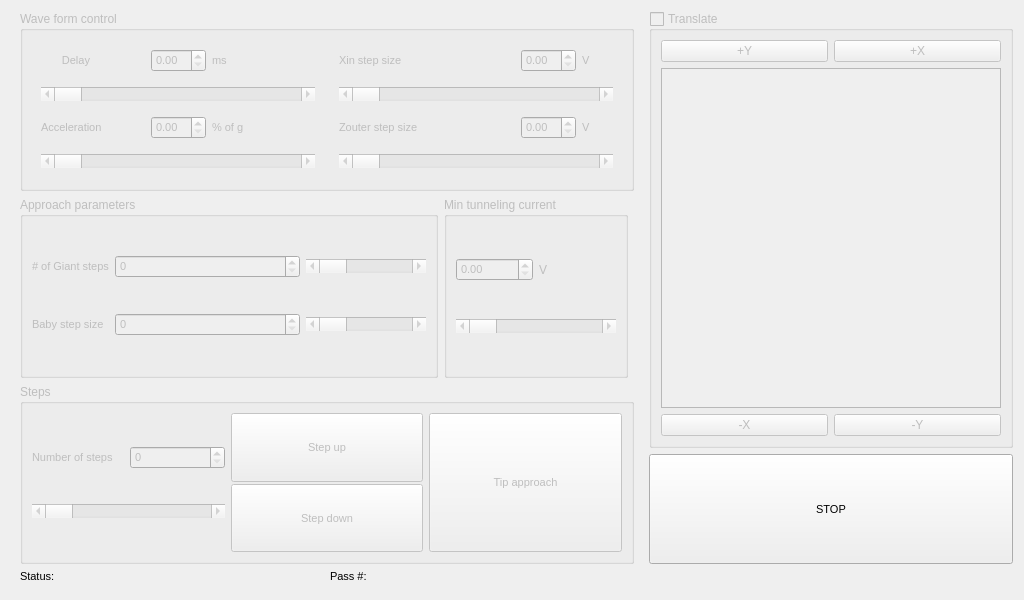
First picture: the form in pyqt5 STM software/ui/TipApproach.ui, repository freestylexyz/STM-pyqt5-software, before the edit.
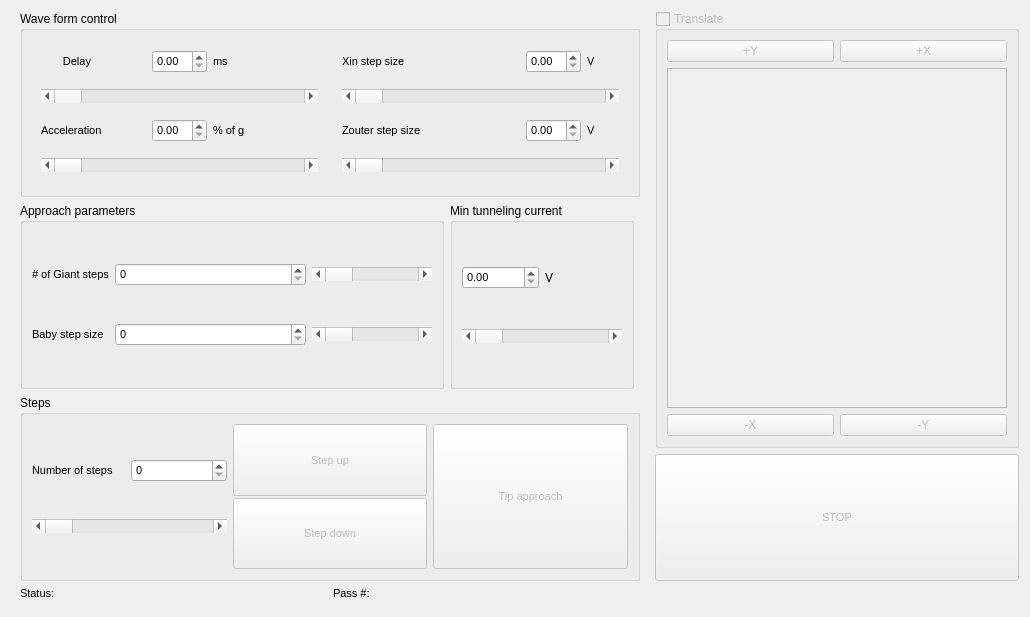
Second picture: the form after the edit. Icons and pictures are not drawn.

```diff
--- a/pyqt5 STM software/ui/TipApproach.ui
+++ b/pyqt5 STM software/ui/TipApproach.ui
@@ -9,8 +9,8 @@
    <rect>
     <x>0</x>
     <y>0</y>
-    <width>1024</width>
-    <height>600</height>
+    <width>1030</width>
+    <height>617</height>
    </rect>
   </property>
   <property name="sizePolicy">
@@ -119,7 +119,7 @@
       <item row="2" column="0" colspan="3">
        <widget class="QGroupBox" name="groupBox_Steps_TipAppr">
         <property name="enabled">
-         <bool>false</bool>
+         <bool>true</bool>
         </property>
         <property name="sizePolicy">
          <sizepolicy hsizetype="Preferred" vsizetype="Preferred">
@@ -151,6 +151,9 @@
             </property>
             <item>
              <widget class="QPushButton" name="pushButton_TipAppr_Steps">
+              <property name="enabled">
+               <bool>false</bool>
+              </property>
               <property name="sizePolicy">
                <sizepolicy hsizetype="Minimum" vsizetype="Minimum">
                 <horstretch>0</horstretch>
@@ -262,6 +265,9 @@
             </property>
             <item>
              <widget class="QPushButton" name="pushButton_Up_Steps">
+              <property name="enabled">
+               <bool>false</bool>
+              </property>
               <property name="sizePolicy">
                <sizepolicy hsizetype="Minimum" vsizetype="Minimum">
                 <horstretch>0</horstretch>
@@ -280,6 +286,9 @@
             </item>
             <item>
              <widget class="QPushButton" name="pushButton_Down_Steps">
+              <property name="enabled">
+               <bool>false</bool>
+              </property>
               <property name="sizePolicy">
                <sizepolicy hsizetype="Minimum" vsizetype="Minimum">
                 <horstretch>0</horstretch>
@@ -321,7 +330,7 @@
       <item row="1" column="0">
        <widget class="QGroupBox" name="groupBox_ApprPar_TipAppr">
         <property name="enabled">
-         <bool>false</bool>
+         <bool>true</bool>
         </property>
         <property name="title">
          <string>Approach parameters</string>
@@ -438,7 +447,7 @@
       <item row="0" column="0" colspan="3">
        <widget class="QGroupBox" name="groupBox_WaveForm_TipAppr">
         <property name="enabled">
-         <bool>false</bool>
+         <bool>true</bool>
         </property>
         <property name="sizePolicy">
          <sizepolicy hsizetype="Preferred" vsizetype="Minimum">
@@ -467,6 +476,9 @@
             </property>
             <item row="3" column="0" colspan="5">
              <widget class="QScrollBar" name="horizontalScrollBar_2">
+              <property name="enabled">
+               <bool>true</bool>
+              </property>
               <property name="orientation">
                <enum>Qt::Horizontal</enum>
               </property>
@@ -474,6 +486,9 @@
             </item>
             <item row="1" column="0" colspan="5">
              <widget class="QScrollBar" name="horizontalScrollBar">
+              <property name="enabled">
+               <bool>true</bool>
+              </property>
               <property name="orientation">
                <enum>Qt::Horizontal</enum>
               </property>
@@ -544,6 +559,9 @@
             </item>
             <item row="0" column="2">
              <widget class="QDoubleSpinBox" name="spinBox_DelayInput_WaveForm">
+              <property name="enabled">
+               <bool>true</bool>
+              </property>
               <property name="font">
                <font>
                 <pointsize>8</pointsize>
@@ -553,6 +571,9 @@
             </item>
             <item row="2" column="2">
              <widget class="QDoubleSpinBox" name="spinBox_AcceInput_WaveForm">
+              <property name="enabled">
+               <bool>true</bool>
+              </property>
               <property name="font">
                <font>
                 <pointsize>8</pointsize>
@@ -598,6 +619,9 @@
             </item>
             <item row="1" column="0" colspan="6">
              <widget class="QScrollBar" name="scrollBar_XstepInput_WaveForm">
+              <property name="enabled">
+               <bool>true</bool>
+              </property>
               <property name="maximum">
                <number>65535</number>
               </property>
@@ -644,6 +668,9 @@
             </item>
             <item row="3" column="0" colspan="6">
              <widget class="QScrollBar" name="scrollBar_ZstepInput_WaveForm">
+              <property name="enabled">
+               <bool>true</bool>
+              </property>
               <property name="maximum">
                <number>65535</number>
               </property>
@@ -666,6 +693,9 @@
             </item>
             <item row="2" column="4">
              <widget class="QDoubleSpinBox" name="spinBox_ZouterInput_WaveForm">
+              <property name="enabled">
+               <bool>true</bool>
+              </property>
               <property name="font">
                <font>
                 <pointsize>8</pointsize>
@@ -675,6 +705,9 @@
             </item>
             <item row="0" column="4">
              <widget class="QDoubleSpinBox" name="spinBox_XstepInput_WaveForm">
+              <property name="enabled">
+               <bool>true</bool>
+              </property>
               <property name="font">
                <font>
                 <pointsize>8</pointsize>
@@ -691,7 +724,7 @@
       <item row="1" column="1">
        <widget class="QGroupBox" name="groupBox_MInCurr_TipAppr">
         <property name="enabled">
-         <bool>false</bool>
+         <bool>true</bool>
         </property>
         <property name="title">
          <string>Min tunneling current</string>
@@ -833,6 +866,9 @@
    </item>
    <item row="1" column="1">
     <widget class="QPushButton" name="pushButton_STOP_Steps">
+     <property name="enabled">
+      <bool>false</bool>
+     </property>
      <property name="sizePolicy">
       <sizepolicy hsizetype="Minimum" vsizetype="Minimum">
        <horstretch>0</horstretch>
```
